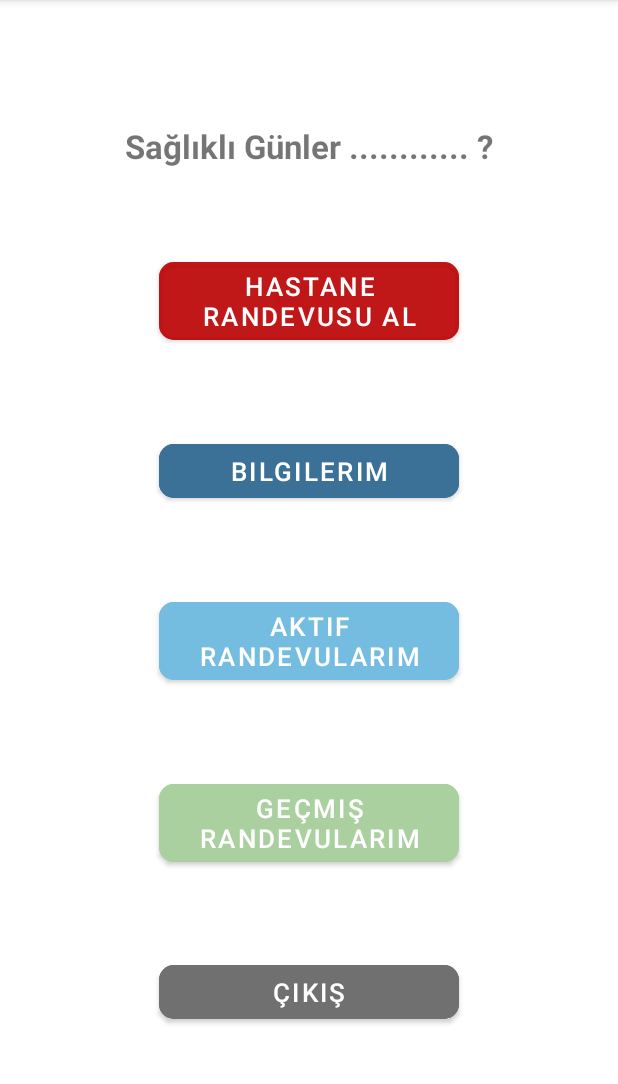
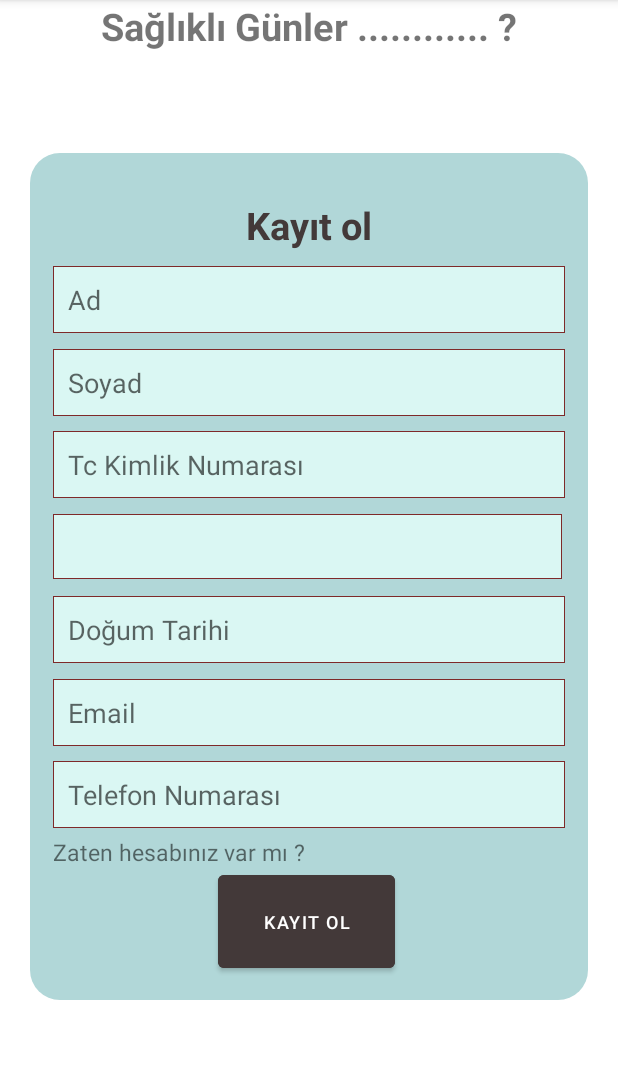
Before and after one commit to hilalgunes/HastaneRandevuSistemi, an Android app: the screen it shows after launch (MainActivity), after a tap on an icon or button, on a phone screen of 412 x 824 dp, the part 84-1168 px from its top. Run offline under Robolectric (Android 15) with nearby library versions, the phone set to English and light mode, and no system bars; our stand-ins replace data binding; 1 statement that could not run was skipped.

Commit message:
geliştirme

```diff
--- a/app/src/main/AndroidManifest.xml
+++ b/app/src/main/AndroidManifest.xml
@@ -11,6 +11,9 @@
         android:supportsRtl="true"
         android:theme="@style/Theme.HastaneRandevuSistemi"
         tools:targetApi="31">
+        <activity
+            android:name=".MainActivity2"
+            android:exported="false" />
         <activity
             android:name=".MainActivity"
             android:exported="false">
--- a/app/src/main/java/com/example/hastanerandevusistemi/MainActivity.kt
+++ b/app/src/main/java/com/example/hastanerandevusistemi/MainActivity.kt
@@ -13,6 +13,5 @@ class MainActivity : AppCompatActivity() {
     override fun onCreate(savedInstanceState: Bundle?) {
         super.onCreate(savedInstanceState)
         binding = DataBindingUtil.setContentView(this, R.layout.activity_main)
-
     }
 }
--- a/app/src/main/java/com/example/hastanerandevusistemi/login/LoginFragment.kt
+++ b/app/src/main/java/com/example/hastanerandevusistemi/login/LoginFragment.kt
@@ -4,6 +4,7 @@ import android.os.Bundle
 import android.view.LayoutInflater
 import android.view.View
 import android.view.ViewGroup
+import android.widget.Toast
 import androidx.databinding.DataBindingUtil
 import androidx.fragment.app.Fragment
 import androidx.lifecycle.Observer
@@ -11,6 +12,7 @@ import androidx.lifecycle.ViewModelProvider
 import androidx.navigation.fragment.findNavController
 import com.example.hastanerandevusistemi.R
 import com.example.hastanerandevusistemi.databinding.FragmentLoginBinding
+
 
 class LoginFragment : Fragment() {
 
@@ -23,32 +25,31 @@ class LoginFragment : Fragment() {
     ): View? {
         // Veri bağlama işlemini yap
         binding = DataBindingUtil.inflate(inflater, R.layout.fragment_login, container, false)
-
-        // ViewModelProvider aracılığıyla ViewModel'i oluştur
         viewModel = ViewModelProvider(this).get(LoginFragmentViewModel::class.java)
 
-        // ViewModel'deki navigatetoUserDetails LiveData'sını gözlemle
-        viewModel.navigateToHomeFragment.observe(viewLifecycleOwner, Observer { navigate ->
-            if (navigate) {
-                // Home Fragment'a geçiş işlemini gerçekleştir
-                navigateToHomeFragment()
-                // Geçiş işlemi tamamlandığında ViewModel'deki doneNavigatingUserDetails işlemini çağır
-                viewModel.doneNavigatingUserDetails()
-            }
-        })
 
         // Register butonuna tıklama olayını ayarla
         binding.registerButton.setOnClickListener {
             // Register butonuna tıklandığında ViewModel'deki registerButton işlemini çağır
             viewModel.registerButton()
+            navigateToRegisterFragment()
+        }
+
+        // Login butonuna tıklama olayını ayarla
+        binding.loginButton.setOnClickListener {
+            // Login butonuna tıklandığında ViewModel'deki loginButton işlemini çağır
+            viewModel.loginButton()
+            navigateToHomePageFragment()
         }
 
         return binding.root
     }
 
-    private fun navigateToHomeFragment() {
-        // NavController'ı kullanarak Home Fragment'a geçiş yap
-        findNavController().navigate(R.id.homePageFragment)
-        viewModel.doneNavigatingUserDetails()
+    private fun navigateToHomePageFragment() {
+        findNavController().navigate(R.id.homePageFragmentgecis)
+    }
+
+    private fun navigateToRegisterFragment() {
+        findNavController().navigate(R.id.registerGecis)
     }
 }
--- a/app/src/main/java/com/example/hastanerandevusistemi/login/LoginFragmentViewModel.kt
+++ b/app/src/main/java/com/example/hastanerandevusistemi/login/LoginFragmentViewModel.kt
@@ -1,30 +1,40 @@
 package com.example.hastanerandevusistemi.login
 
+import android.util.Log
+import android.widget.Toast
+import androidx.core.content.ContentProviderCompat.requireContext
 import androidx.lifecycle.LiveData
 import androidx.lifecycle.MutableLiveData
 import androidx.lifecycle.ViewModel
+import androidx.navigation.Navigation.findNavController
+import androidx.navigation.fragment.findNavController
+import com.example.hastanerandevusistemi.R
 import com.example.hastanerandevusistemi.databinding.FragmentLoginBinding
 
 class LoginFragmentViewModel : ViewModel() {
 
-    private val _navigateToHomeFragment = MutableLiveData<Boolean>()
-    val navigateToHomeFragment: LiveData<Boolean>
-        get() = _navigateToHomeFragment
+    private val _navigateToRegisterFragment = MutableLiveData<Boolean>()
+    val navigateToRegisterFragment: LiveData<Boolean>
+        get() = _navigateToRegisterFragment
+
+    private val _navigateToHomePageFragment = MutableLiveData<Boolean>()
+    val navigateToHomePageFragment: LiveData<Boolean>
+    get() = _navigateToHomePageFragment
+
+    fun loginButton() {
+        _navigateToHomePageFragment.value = true
+    }
+
+    fun doneNavigatingToHomePageFragment() {
+        _navigateToHomePageFragment.value = false
+    }
 
     fun registerButton() {
-        // Register butonuna tıklandığında yapılacak işlemler
-
-        // Geçiş işlemini başlatmak için _navigatetoUserDetails değerini true olarak ayarlayın
-        _navigateToHomeFragment.value = true
-
+        _navigateToRegisterFragment.value = true
     }
 
-    fun loginButton() {
-        _navigateToHomeFragment.value = true
+    fun doneNavigatingToRegisterFragment() {
+        _navigateToRegisterFragment.value = false
     }
 
-    fun doneNavigatingUserDetails() {
-        // Geçiş işlemi tamamlandığında _navigatetoUserDetails değerini false olarak ayarlayın
-        _navigateToHomeFragment.value = false
-    }
 }
--- a/app/src/main/res/layout/fragment_login.xml
+++ b/app/src/main/res/layout/fragment_login.xml
@@ -74,7 +74,6 @@
                 android:layout_height="wrap_content"
                 android:backgroundTint="#433939"
                 android:text="Giriş Yap"
-                android:onClick="@{()->myViewModel.loginButton()}"
                 app:layout_constraintBottom_toTopOf="@+id/button3"
                 app:layout_constraintEnd_toEndOf="@+id/red_box"
                 app:layout_constraintStart_toEndOf="@+id/registerButton"
@@ -86,7 +85,6 @@
                 android:layout_height="wrap_content"
                 android:backgroundTint="#433939"
                 android:text="Kayıt Ol"
-                android:onClick="@{()->myViewModel.registerButton()}"
                 app:layout_constraintBottom_toTopOf="@+id/button3"
                 app:layout_constraintEnd_toStartOf="@+id/loginButton"
                 app:layout_constraintStart_toStartOf="@+id/red_box"
--- a/app/src/main/res/layout/fragment_register.xml
+++ b/app/src/main/res/layout/fragment_register.xml
@@ -72,10 +72,10 @@
                 android:inputType="text"
                 android:padding="10dp" />
 
-            <EditText
+            <Spinner
                 android:id="@+id/editText4"
-                android:layout_width="match_parent"
-                android:layout_height="wrap_content"
+                android:layout_width="339dp"
+                android:layout_height="43dp"
                 android:layout_marginTop="225dp"
                 android:background="@drawable/edittext_bg"
                 android:hint="Cinsiyet"
@@ -114,11 +114,12 @@
 
             <Button
                 android:id="@+id/button2"
-                android:layout_width="300px"
-                android:layout_height="200px"
-                android:layout_marginLeft="150dp"
+                android:layout_width="118dp"
+                android:layout_height="74dp"
+                android:layout_marginLeft="110dp"
                 android:layout_marginTop="460dp"
                 android:backgroundTint="#433939"
+                android:gravity="center"
                 android:text="Kayıt Ol"
                 android:textSize="12sp" />
 
--- a/app/src/main/res/navigation/main_activity_nav.xml
+++ b/app/src/main/res/navigation/main_activity_nav.xml
@@ -18,7 +18,7 @@
             android:id="@+id/registerGecis"
             app:destination="@id/registerFragment" />
         <action
-            android:id="@+id/action_loginFragment_to_homePageFragment"
+            android:id="@+id/homePageFragmentgecis"
             app:destination="@id/homePageFragment" />
     </fragment>
     <fragment
--- a/build.gradle
+++ b/build.gradle
@@ -1,6 +1,6 @@
 // Top-level build file where you can add configuration options common to all sub-projects/modules.
 plugins {
-    id 'com.android.application' version '7.3.1' apply false
-    id 'com.android.library' version '7.3.1' apply false
+    id 'com.android.application' version '7.4.2' apply false
+    id 'com.android.library' version '7.4.2' apply false
     id 'org.jetbrains.kotlin.android' version '1.8.0' apply false
 }
```
Also changed, not shown: app/src/main/java/com/example/hastanerandevusistemi/homePage/HomePageFragment.kt (+19 -0 lines), app/src/main/java/com/example/hastanerandevusistemi/register/RegisterFragment.kt (+13 -66 lines), app/src/main/java/com/example/hastanerandevusistemi/register/RegisterViewModel.kt (+12 -2 lines).
